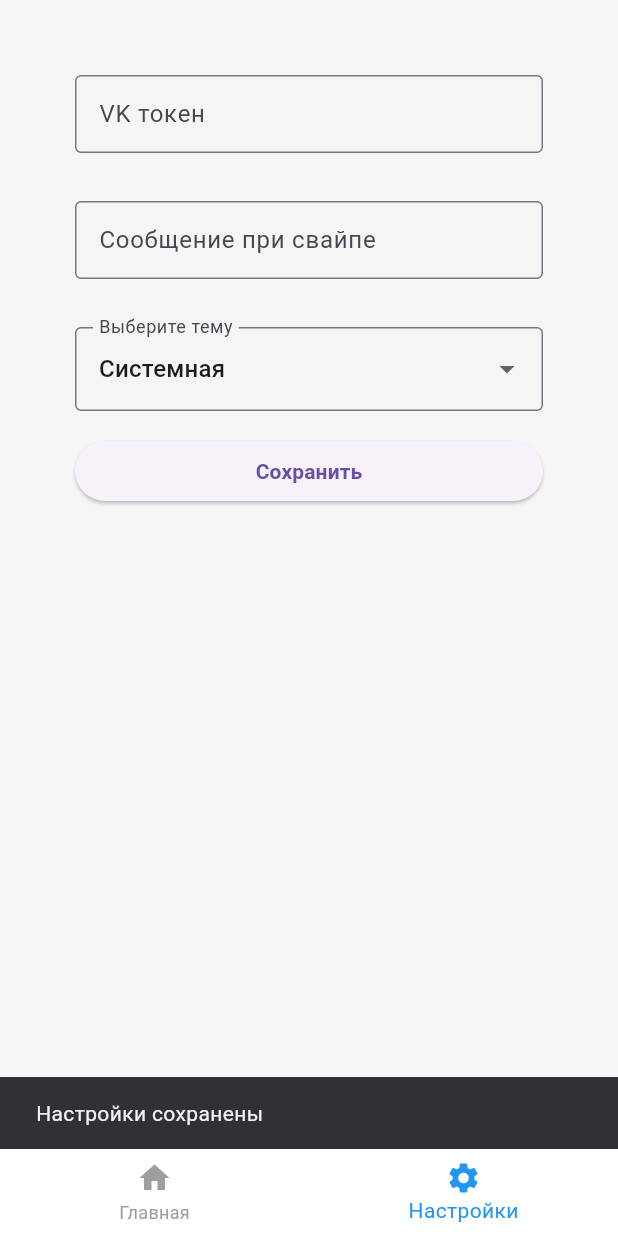
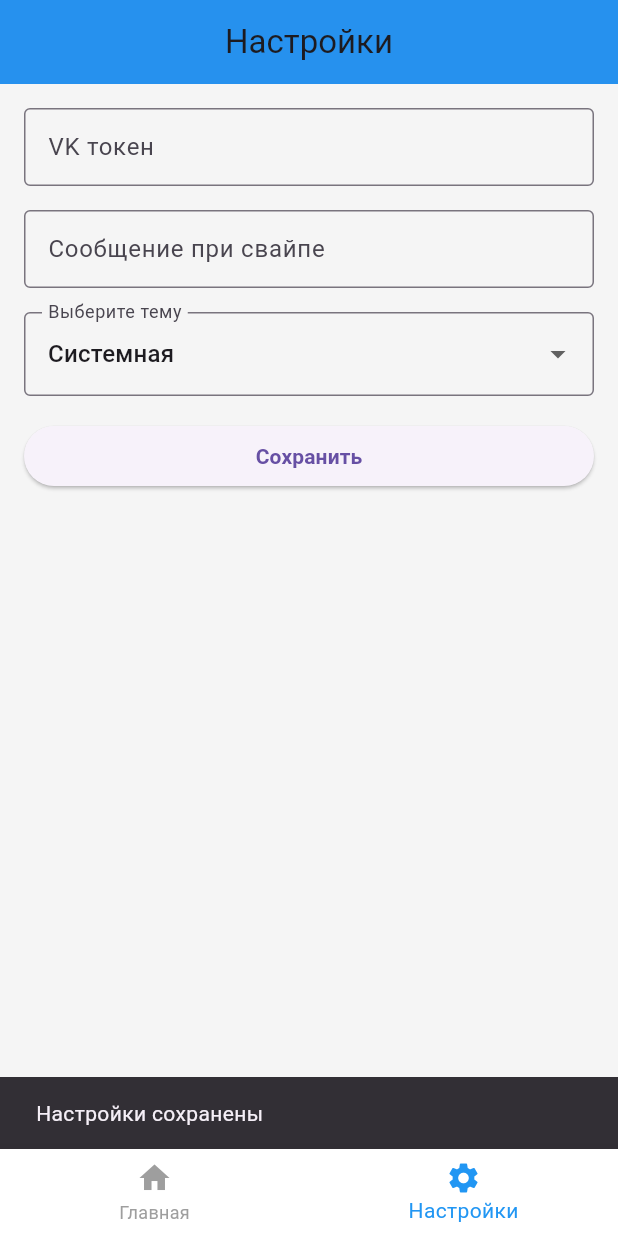
Before and after one commit to EvilBorsch/vktinder, a Flutter app: the screen it shows after launch, item 2 of the bottom bar chosen, after a tap on "Сохранить", on a phone screen of 412 x 824 dp. Run offline on Flutter 3.47's test engine with Material 3 defaults, Android fonts, the phone set to English and light mode, and no system bars; our stand-ins replace shared_preferences.

Commit message:
small refactoring

```diff
--- a/lib/home_screen.dart
+++ b/lib/home_screen.dart
@@ -1,74 +1,70 @@
+import 'dart:convert';
 import 'dart:math';
 import 'package:flutter/material.dart';
 import 'package:shared_preferences/shared_preferences.dart';
-import 'package:vktinder/settings_controller.dart';
-import 'dart:convert';
+import 'settings_controller.dart';
 
 class HomeScreen extends StatefulWidget {
   final SettingsController controller;
-  const HomeScreen({super.key, required this.controller});
+  const HomeScreen({Key? key, required this.controller}) : super(key: key);
 
   @override
   State<HomeScreen> createState() => _HomeScreenState();
 }
 
 class _HomeScreenState extends State<HomeScreen> {
+  bool _hasLoaded = false;
+  final _rand = Random();
   List<VKGroupUser> _groupUserInfo = [];
-  final _rand = Random();
-  bool _hasLoaded = false;
 
   @override
   void initState() {
     super.initState();
-    widget.controller.addListener(_onControllerChanged);
+    widget.controller.addListener(_handleSettingsChange);
     _loadCards();
   }
 
-  /// Reload if token changes
-  void _onControllerChanged() {
+  void _handleSettingsChange() {
+    // If the token changes, reload cards
     _loadCards();
   }
 
   @override
   void dispose() {
-    widget.controller.removeListener(_onControllerChanged);
+    widget.controller.removeListener(_handleSettingsChange);
     super.dispose();
   }
 
-  /// Load cards from SharedPreferences (if they exist).
   Future<void> _loadCards() async {
-    _hasLoaded = false;
+    setState(() => _hasLoaded = false);
     if (widget.controller.vkToken.isNotEmpty) {
       final prefs = await SharedPreferences.getInstance();
-      var storedCardsRaw = prefs.getString('persisted_cards');
+      final storedCardsRaw = prefs.getString('persisted_cards');
       if (storedCardsRaw != null && storedCardsRaw.isNotEmpty) {
-        _groupUserInfo = List<VKGroupUser>.from(
-          jsonDecode(storedCardsRaw).map((item) => VKGroupUser.fromJson(item)),
-        );
-        debugPrint(
-          "Loaded existing cards from SharedPreferences: $_groupUserInfo",
-        );
+        final List decoded = jsonDecode(storedCardsRaw);
+        _groupUserInfo =
+            decoded
+                .map(
+                  (item) => VKGroupUser.fromJson(item as Map<String, dynamic>),
+                )
+                .toList();
       } else {
-        _generateCards();
+        _generateInitialCards();
       }
     } else {
       _groupUserInfo.clear();
-      debugPrint("vkToken is empty; clearing cards");
     }
-    _hasLoaded = true;
-    setState(() {});
+    setState(() => _hasLoaded = true);
   }
 
-  /// Save cards to SharedPreferences.
   Future<void> _saveCards() async {
     final prefs = await SharedPreferences.getInstance();
-    String marshalledGroupUserInfo = jsonEncode(_groupUserInfo);
-    await prefs.setString('persisted_cards', marshalledGroupUserInfo);
-    debugPrint("Saved cards to SharedPreferences: $_groupUserInfo");
+    await prefs.setString('persisted_cards', jsonEncode(_groupUserInfo));
   }
 
-  void _generateCards() {
+  void _generateInitialCards() {
     _groupUserInfo.clear();
+    // Generate 5 random cards
     for (int i = 0; i < 5; i++) {
       final randomWord = 'Random #${_rand.nextInt(1000)}';
       _groupUserInfo.add(
@@ -78,12 +74,12 @@ class _HomeScreenState extends State<HomeScreen> {
         ),
       );
     }
-    debugPrint("Generating new cards: $_groupUserInfo");
-    _saveCards(); // Save new set to SharedPreferences
+    _saveCards();
   }
 
-  Future<void> sendVKMessage(String msg) async {
-    debugPrint("Sending message to vk $msg");
+  Future<void> _sendVKMessage(String msg) async {
+    // Replace with real messaging logic if needed
+    debugPrint("Sending message to VK: $msg");
   }
 
   Future<void> _showSwipeDialog() async {
@@ -92,8 +88,8 @@ class _HomeScreenState extends State<HomeScreen> {
     );
     await showDialog(
       context: context,
-      builder: (_) {
-        return AlertDialog(
+      builder:
+          (_) => AlertDialog(
             title: const Text('Что напишем?'),
             content: TextField(
               controller: inputController,
@@ -105,50 +101,45 @@ class _HomeScreenState extends State<HomeScreen> {
             actions: [
               TextButton(
                 onPressed: () => Navigator.of(context).pop(),
-              child: const Text('Не будем писать'),
+                child: const Text('Не писать'),
               ),
               TextButton(
-              onPressed:
-                  () => {
-                    sendVKMessage(inputController.text),
-                    Navigator.of(context).pop(),
+                onPressed: () {
+                  _sendVKMessage(inputController.text);
+                  Navigator.of(context).pop();
                 },
-              child: const Text('Отправляем'),
+                child: const Text('Отправить'),
               ),
             ],
-        );
-      },
+          ),
     );
   }
 
-  void _removeTopCard() {
+  void _dismissTopCard(DismissDirection dir) async {
     if (_groupUserInfo.isNotEmpty) {
       _groupUserInfo.removeAt(0);
+      if (dir == DismissDirection.startToEnd) {
+        await _showSwipeDialog();
       }
       if (_groupUserInfo.isEmpty) {
-      // Regenerate if empty
-      _generateCards();
+        _generateInitialCards();
       } else {
-      // Otherwise, just save the updated list
         _saveCards();
       }
       setState(() {});
     }
+  }
 
   @override
   Widget build(BuildContext context) {
-    //final theme = Theme.of(context);
-
-    // Wait for the async data to load
     if (!_hasLoaded) {
       return const Center(child: CircularProgressIndicator());
     }
 
-    // If vkToken is empty, skip showing any cards and prompt user
     if (widget.controller.vkToken.isEmpty) {
-      return Center(
+      return const Center(
         child: Padding(
-          padding: const EdgeInsets.all(16),
+          padding: EdgeInsets.all(16),
           child: Text(
             "Задайте VK Token в настройках",
             style: TextStyle(fontWeight: FontWeight.bold),
@@ -169,12 +160,7 @@ class _HomeScreenState extends State<HomeScreen> {
                 key: ValueKey(cardUserInfo),
                 direction: DismissDirection.horizontal,
                 resizeDuration: null,
-                onDismissed: (dir) async {
-                  _removeTopCard();
-                  if (dir == DismissDirection.startToEnd) {
-                    await _showSwipeDialog();
-                  }
-                },
+                onDismissed: (dir) => _dismissTopCard(dir),
                 child: Padding(
                   padding: const EdgeInsets.all(16.0),
                   child: VKGroupUserWidget(userInfo: cardUserInfo),
@@ -188,29 +174,27 @@ class _HomeScreenState extends State<HomeScreen> {
   }
 }
 
+// Simple model for a "VKGroupUser"
 class VKGroupUser {
   final String name;
   final String surname;
 
   const VKGroupUser({required this.name, required this.surname});
 
-  Map toJson() => {'name': name, 'surname': surname};
-  factory VKGroupUser.fromJson(Map<String, dynamic> json) {
-    return VKGroupUser(
+  Map<String, dynamic> toJson() => {'name': name, 'surname': surname};
+
+  factory VKGroupUser.fromJson(Map<String, dynamic> json) => VKGroupUser(
     name: json['name'] as String,
     surname: json['surname'] as String,
   );
-  }
 
   @override
-  String toString() {
-    return '{name: $name, surname: $surname}';
-  }
+  String toString() => '{name: $name, surname: $surname}';
 }
 
 class VKGroupUserWidget extends StatelessWidget {
   final VKGroupUser userInfo;
-  const VKGroupUserWidget({super.key, required this.userInfo});
+  const VKGroupUserWidget({Key? key, required this.userInfo}) : super(key: key);
 
   @override
   Widget build(BuildContext context) {
@@ -221,12 +205,14 @@ class VKGroupUserWidget extends StatelessWidget {
           child: Padding(
             padding: const EdgeInsets.all(16),
             child: Column(
+              mainAxisAlignment: MainAxisAlignment.center,
               children: [
                 Text(
                   userInfo.name,
                   textAlign: TextAlign.center,
                   style: const TextStyle(fontSize: 18),
                 ),
+                const SizedBox(height: 8),
                 Text(
                   userInfo.surname,
                   textAlign: TextAlign.center,
--- a/lib/main.dart
+++ b/lib/main.dart
@@ -1,10 +1,12 @@
 import 'package:flutter/material.dart';
-import 'package:vktinder/settings_controller.dart';
-import 'package:vktinder/home_screen.dart';
-import 'package:vktinder/settings_screen.dart';
+
+import 'home_screen.dart';
+import 'settings_controller.dart';
+import 'settings_screen.dart';
 
 void main() async {
   WidgetsFlutterBinding.ensureInitialized();
+
   // Load settings once before running the app
   final controller = await SettingsController.load();
   runApp(MyApp(controller: controller));
@@ -12,27 +14,27 @@ void main() async {
 
 class MyApp extends StatefulWidget {
   final SettingsController controller;
-  const MyApp({super.key, required this.controller});
+  const MyApp({Key? key, required this.controller}) : super(key: key);
 
   @override
   State<MyApp> createState() => _MyAppState();
 }
 
-/// This State listens to changes in [widget.controller] and updates the app.
+/// This State listens to changes in [widget.controller] and updates the app accordingly.
 class _MyAppState extends State<MyApp> {
-  bool _isLoading = true;
+  int _currentIndex = 0;
+  late final List<Widget> _pages;
 
   @override
   void initState() {
     super.initState();
     widget.controller.addListener(_onSettingsChanged);
-    // Once loaded, we can mark the app as ready
-    _isLoading = false;
-  }
 
-  void _onSettingsChanged() {
-    // Force a rebuild whenever the controller notifies listeners.
-    setState(() {});
+    // Define the pages for bottom navigation
+    _pages = [
+      HomeScreen(controller: widget.controller),
+      SettingsScreen(controller: widget.controller),
+    ];
   }
 
   @override
@@ -41,13 +43,16 @@ class _MyAppState extends State<MyApp> {
     super.dispose();
   }
 
+  void _onSettingsChanged() {
+    setState(() {});
+  }
+
   ThemeMode _getThemeMode() {
     switch (widget.controller.selectedTheme) {
       case 'light':
         return ThemeMode.light;
       case 'dark':
         return ThemeMode.dark;
-      case 'system':
       default:
         return ThemeMode.system;
     }
@@ -55,16 +60,10 @@ class _MyAppState extends State<MyApp> {
 
   @override
   Widget build(BuildContext context) {
-    if (_isLoading) {
-      return const MaterialApp(
-        home: Scaffold(body: Center(child: CircularProgressIndicator())),
-      );
-    }
-
     return MaterialApp(
+      title: 'VK tinder (Simplified)',
       debugShowCheckedModeBanner: false,
-      title: 'VK tinder',
-      // Light theme
+      themeMode: _getThemeMode(),
       theme: ThemeData(
         brightness: Brightness.light,
         primarySwatch: Colors.blue,
@@ -89,8 +88,6 @@ class _MyAppState extends State<MyApp> {
           type: BottomNavigationBarType.fixed,
         ),
       ),
-
-      // Dark theme
       darkTheme: ThemeData(
         brightness: Brightness.dark,
         primarySwatch: Colors.blue,
@@ -115,49 +112,7 @@ class _MyAppState extends State<MyApp> {
           type: BottomNavigationBarType.fixed,
         ),
       ),
-
-      themeMode: _getThemeMode(),
-
-      // Since the entire app is forced to rebuild when settings change,
-      // we merely need to pass the controller through to the pages:
-      home: MainPage(controller: widget.controller),
-    );
-  }
-}
-
-class MainPage extends StatefulWidget {
-  final SettingsController controller;
-
-  const MainPage({super.key, required this.controller});
-
-  @override
-  State<MainPage> createState() => _MainPageState();
-}
-
-class _MainPageState extends State<MainPage> {
-  final List<Widget> _pages = [];
-  bool _isInitialized = false;
-  int _currentIndex = 0;
-
-  @override
-  void initState() {
-    super.initState();
-    _setUpPages();
-  }
-
-  void _setUpPages() {
-    _pages
-      ..add(HomeScreen(controller: widget.controller))
-      ..add(SettingsScreen(controller: widget.controller));
-    setState(() => _isInitialized = true);
-  }
-
-  @override
-  Widget build(BuildContext context) {
-    if (!_isInitialized) {
-      return const Scaffold(body: Center(child: CircularProgressIndicator()));
-    }
-    return Scaffold(
+      home: Scaffold(
         body: IndexedStack(index: _currentIndex, children: _pages),
         bottomNavigationBar: BottomNavigationBar(
           currentIndex: _currentIndex,
@@ -170,6 +125,7 @@ class _MainPageState extends State<MainPage> {
             ),
           ],
         ),
+      ),
     );
   }
 }
--- a/lib/settings_controller.dart
+++ b/lib/settings_controller.dart
@@ -1,13 +1,13 @@
+import 'package:flutter/foundation.dart';
 import 'package:shared_preferences/shared_preferences.dart';
-import 'package:flutter/foundation.dart';
 
-/// By extending ChangeNotifier, SettingsController can trigger
-/// rebuilds via notifyListeners() when settings are updated.
+/// Manages app settings including VK Token and theme selection.
 class SettingsController extends ChangeNotifier {
   String _vkToken;
   String _defaultMessage;
   String _selectedTheme;
 
+  /// Possible theme values: "system", "light", "dark"
   SettingsController({
     String vkToken = '',
     String defaultMessage = '',
@@ -17,12 +17,6 @@ class SettingsController extends ChangeNotifier {
        _selectedTheme = selectedTheme;
 
   String get vkToken => _vkToken;
-  String get defaultMessage => _defaultMessage;
-
-  /// "system", "light", or "dark"
-  String get selectedTheme => _selectedTheme;
-
-  /// Update values and notify listeners
   set vkToken(String newValue) {
     if (_vkToken != newValue) {
       _vkToken = newValue;
@@ -30,12 +24,15 @@ class SettingsController extends ChangeNotifier {
     }
   }
 
+  String get defaultMessage => _defaultMessage;
   set defaultMessage(String newValue) {
     if (_defaultMessage != newValue) {
       _defaultMessage = newValue;
+      // Not calling notifyListeners() here to avoid excessive rebuilds
     }
   }
 
+  String get selectedTheme => _selectedTheme;
   set selectedTheme(String newValue) {
     if (_selectedTheme != newValue) {
       _selectedTheme = newValue;
@@ -45,13 +42,10 @@ class SettingsController extends ChangeNotifier {
 
   static Future<SettingsController> load() async {
     final prefs = await SharedPreferences.getInstance();
-    final vkToken = prefs.getString('vkToken') ?? '';
-    final defaultMsg = prefs.getString('defaultMessage') ?? '';
-    final selectedTheme = prefs.getString('selectedTheme') ?? 'system';
     return SettingsController(
-      vkToken: vkToken,
-      defaultMessage: defaultMsg,
-      selectedTheme: selectedTheme,
+      vkToken: prefs.getString('vkToken') ?? '',
+      defaultMessage: prefs.getString('defaultMessage') ?? '',
+      selectedTheme: prefs.getString('selectedTheme') ?? 'system',
     );
   }
 
--- a/lib/settings_screen.dart
+++ b/lib/settings_screen.dart
@@ -1,11 +1,9 @@
 import 'package:flutter/material.dart';
-import 'package:vktinder/settings_controller.dart';
-import 'package:vktinder/util.dart';
+import 'settings_controller.dart';
 
 class SettingsScreen extends StatefulWidget {
   final SettingsController controller;
-
-  const SettingsScreen({super.key, required this.controller});
+  const SettingsScreen({Key? key, required this.controller}) : super(key: key);
 
   @override
   State<SettingsScreen> createState() => _SettingsScreenState();
@@ -13,30 +11,31 @@ class SettingsScreen extends StatefulWidget {
 
 class _SettingsScreenState extends State<SettingsScreen> {
   late TextEditingController _vkTokenController;
-  late TextEditingController _defaultMessageController;
-  late String _selectedTheme;
+  late TextEditingController _defaultMsgController;
+  late String _themeChoice;
 
   @override
   void initState() {
     super.initState();
     _vkTokenController = TextEditingController(text: widget.controller.vkToken);
-    _defaultMessageController = TextEditingController(
+    _defaultMsgController = TextEditingController(
       text: widget.controller.defaultMessage,
     );
-    _selectedTheme = widget.controller.selectedTheme;
+    _themeChoice = widget.controller.selectedTheme;
   }
 
   Future<void> _onSave() async {
-    // Update the controller fields, which triggers notifyListeners()
     widget.controller.vkToken = _vkTokenController.text;
-    widget.controller.defaultMessage = _defaultMessageController.text;
-    widget.controller.selectedTheme = _selectedTheme;
-
-    // Persist the settings
+    widget.controller.defaultMessage = _defaultMsgController.text;
+    widget.controller.selectedTheme = _themeChoice;
     await widget.controller.save();
 
-    // Provide user feedback
-    toast(context, 'Настройки сохранены');
+    ScaffoldMessenger.of(context).showSnackBar(
+      const SnackBar(
+        content: Text('Настройки сохранены'),
+        duration: Duration(seconds: 1),
+      ),
+    );
   }
 
   @override
@@ -44,33 +43,34 @@ class _SettingsScreenState extends State<SettingsScreen> {
     final theme = Theme.of(context);
 
     return Scaffold(
+      appBar: AppBar(title: const Text('Настройки')),
       backgroundColor: theme.scaffoldBackgroundColor,
       body: ListView(
-        padding: const EdgeInsets.all(50),
+        padding: const EdgeInsets.all(16),
         children: [
           TextField(
             controller: _vkTokenController,
             style: theme.textTheme.bodyMedium,
             decoration: const InputDecoration(
+              labelText: 'VK токен',
               border: OutlineInputBorder(),
-              labelText: 'VK токен',
             ),
           ),
-          const SizedBox(height: 32),
+          const SizedBox(height: 16),
           TextField(
-            controller: _defaultMessageController,
+            controller: _defaultMsgController,
             style: theme.textTheme.bodyMedium,
             decoration: const InputDecoration(
+              labelText: 'Сообщение при свайпе',
               border: OutlineInputBorder(),
-              labelText: 'Сообщение при свайпе',
             ),
           ),
-          const SizedBox(height: 32),
+          const SizedBox(height: 16),
           DropdownButtonFormField<String>(
-            value: _selectedTheme,
+            value: _themeChoice,
             decoration: const InputDecoration(
+              labelText: 'Выберите тему',
               border: OutlineInputBorder(),
-              labelText: 'Выберите тему',
             ),
             items: const [
               DropdownMenuItem(value: 'system', child: Text('Системная')),
@@ -79,7 +79,7 @@ class _SettingsScreenState extends State<SettingsScreen> {
             ],
             onChanged: (value) {
               if (value != null) {
-                setState(() => _selectedTheme = value);
+                setState(() => _themeChoice = value);
               }
             },
           ),
```
Lines whose indentation alone changed are shown as unchanged.
